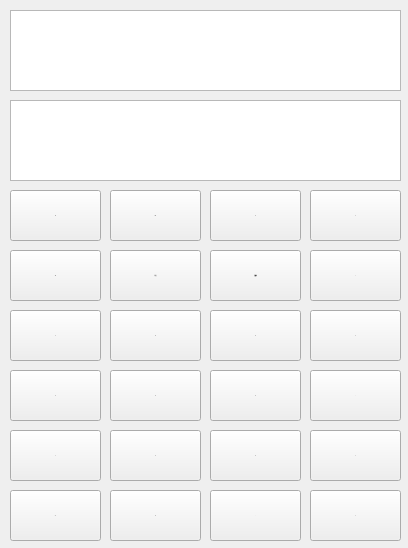
This is biaozhun.ui in xnylh12138/dgut as Qt 5 draws it before an edit. The edited form follows.
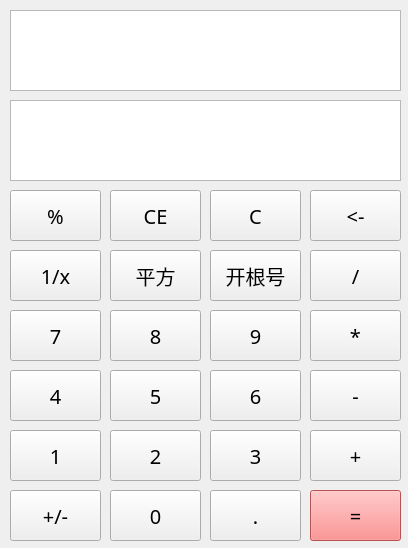
This is the edited form. Icons and pictures are not drawn.

The edit to the form file:
```diff
--- a/biaozhun.ui
+++ b/biaozhun.ui
@@ -28,599 +28,7 @@
    <string>拉胯计算器</string>
   </property>
   <property name="styleSheet">
-   <string notr="true">*{
-font:15px &quot;宋体&quot;;
-color: rgb(250, 250, 250);
-selection-background-color: rgb(255, 255, 255);/*选中文本*/
-selection-color: rgb(0, 0, 0);
-outline:none;/*焦点框*/
-}
-#centralWidget{
-background-color: rgb(80, 80, 80);
-border-bottom:5px solid rgb(20, 20, 20);
-}
-/*其他(控件公共样式在最后)*/
-
-/*tab 1中按钮示例*/
-#btnHoverOrange{
-border-color:rgb(255, 170, 0);
-}
-#btnPressOrange{
-color:black;
-border-color: rgb(128, 128, 128);
-background-color:rgb(255, 170, 0);
-}
-#btnHoverBlue{
-border-color:rgb(0, 170, 255);
-}
-#btnPressBlue{
-color:black;
-border-color: rgb(128, 128, 128);
-background-color:rgb(0, 170, 255);
-}
-/*tab 1中勾选框示例*/
-#checkHoverOrange{
-color: rgb(255, 170, 0);
-}
-#checkHoverOrange::indicator{
-border-image: url(:/img/check_orange.png);
-}
-#checkCheckOrange::indicator{
-border-image: url(:/img/checked_orange.png);
-}
-#checkHoverBlue{
-color: rgb(0, 170, 255);
-}
-#checkHoverBlue::indicator{
-border-image: url(:/img/check_blue.png);
-}
-#checkCheckBlue::indicator{
-border-image: url(:/img/checked_blue.png);
-}
-#checkHoverGreen{
-color: rgb(0, 255, 127);
-}
-#checkHoverGreen::indicator{
-border-image: url(:/img/check_green.png);
-}
-#checkCheckGreen::indicator{
-border-image: url(:/img/checked_green.png);
-}
-/*tab1 下拉框示例*/
-#comboHover{
-border:1px solid rgb(255, 170, 0);
-}
-#comboHover::down-arrow{
-border-image: url(:/img/down_orange.png);
-}
-/*tab 1编辑框示例*/
-#editHover{
-border:1px solid rgb(255, 170, 0);
-}
-/*tab 1数字框示例*/
-#spinHoverOrange{
-border:1px solid rgb(255, 170, 0);
-}
-#spinHoverOrange::up-button{
-border-image: url(:/img/up_orange.png);
-}
-#spinHoverBlue{
-border:1px solid rgb(0, 170, 255);
-}
-#spinHoverBlue::up-button{
-border-image: url(:/img/up_blue.png);
-}
-/*自定义按钮栏*/
-#toolBar{
-background-color: rgb(20, 20, 20);
-border-bottom:2px solid rgb(0, 170, 255);
-}
-#toolBar QPushButton{
-color: rgb(250, 250, 250);
-border:0;
-border-radius:0;
-background-color: transparent;
-}
-#toolBar QPushButton:hover{
-color:rgb(255, 170, 0);
-background-color: rgba(255, 255, 255, 50);
-}
-#toolBar QPushButton:pressed{
-background-color: rgba(255, 255, 255, 80);
-}
-QPushButton#btnSet{
-background-image: url(:/img/set_gray.png);
-background-repeat:no-repeat;
-background-position:center center;
-}
-QPushButton#btnSet:hover{
-background-image: url(:/img/set_orange.png);
-}
-QPushButton#btnMin{
-background-image: url(:/img/min_gray.png);
-background-repeat:no-repeat;
-background-position:center center;
-}
-QPushButton#btnMin:hover{
-background-image: url(:/img/min_orange.png);
-}
-QPushButton#btnMax{
-background-image: url(:/img/max_gray.png);
-background-repeat:no-repeat;
-background-position:center center;
-}
-QPushButton#btnMax:hover{
-background-image: url(:/img/max_orange.png);
-}
-QPushButton#btnClose{
-background-image: url(:/img/close_gray.png);
-background-repeat:no-repeat;
-background-position:center center;
-}
-QPushButton#btnClose:hover{
-background-image: url(:/img/close_red.png);
-}
-
-/*ToolBox*/
-QToolBox{
-background-color: rgb(80, 80, 80);/*背景色-空隙颜色*/
-border:1px solid rgb(128, 128, 128);
-}
-QToolBox QWidget{/*tab页*/
-background-color: rgb(80, 80, 80);
-}
-QToolBox&gt;QAbstractButton{/*标题栏*/
-min-height:30px;
-}
-QToolBox::tab{
-background-color:rgb(40, 40, 40);
-}
-QToolBox::tab:hover{
-color:black;
-background-color: rgb(255, 170, 0);
-}
-QToolBox::tab:selected{
-color:rgb(255, 170, 0);
-}
-QToolBox::tab:selected:hover{
-color:black;
-}
-/*分裂器*/
-QSplitter::handle{
-background-color: rgb(60, 60, 60);
-margin:2px;
-}
-/*滚动区域*/
-QScrollArea{
-border:0;
-background-color: transparent;
-}
-/*滚动条 */
-QScrollBar:vertical{/*竖向*/
-width:20px;
-padding:0 3px;
-margin:0;
-background-color:transparent;
-}
-QScrollBar::add-page:vertical,QScrollBar::sub-page:vertical{
-background-color: transparent;
-}
-QScrollBar::handle:vertical{
-width:10px;
-min-height:20px;
-margin:20px 0;
-background-color:rgb(100, 100, 100);
-}
-QScrollBar::handle:vertical:hover{
-background-color:rgb(150, 150, 150);
-}
-QScrollBar::add-line:vertical{
-height:20px;
-width:20px;
-subcontrol-position:bottom;
-border-image: url(:/img/down2_white.png);
-}
-QScrollBar::sub-line:vertical{
-height:20px;
-width:20px;
-subcontrol-position:top;
-border-image: url(:/img/up2_white.png);
-}
-QScrollBar::sub-line:vertical:hover{
-border-image: url(:/img/up2_orange.png);
-}
-QScrollBar::add-line:vertical:hover{
-border-image: url(:/img/down2_orange.png);
-}
-QScrollBar:horizontal{/*横向*/
-height:20px;
-padding:3px;
-margin:0;
-background-color:transparent;
-}
-QScrollBar::add-page:horizontal,QScrollBar::sub-page:horizontal{
-background-color: transparent;
-}
-QScrollBar::handle:horizontal{
-height:10px;
-min-width:20px;
-margin:0 20px;
-background-color:rgb(100, 100, 100);
-}
-QScrollBar::handle:horizontal:hover{
-background-color:rgb(150, 150, 150);
-}
-QScrollBar::add-line:horizontal{
-height:20px;
-width:20px;
-subcontrol-position:right;
-border-image: url(:/img/right2_white.png);
-}
-QScrollBar::sub-line:horizontal{
-height:20px;
-width:20px;
-subcontrol-position:left;
-border-image: url(:/img/left2_white.png);
-}
-QScrollBar::add-line:horizontal:hover{
-border-image: url(:/img/right2_orange.png);
-}
-QScrollBar::sub-line:horizontal:hover{
-border-image: url(:/img/left2_orange.png);
-}
-/*TabWidget*/
-QTabWidget{
-}
-QTabWidget&gt;QWidget&gt;QWidget{/*tab页*/
-background-color: rgb(80, 80, 80);
-}
-QTabWidget::tab-bar{
-alignment:left;/*tab位置*/
-}
-QTabWidget::pane { /*内容区域*/
-background-color: rgb(80, 80, 80);/*背景色-空隙颜色*/
-border:1px solid rgb(128, 128, 128);
-}
-QTabBar{
-color:white;
-background-color:transparent;
-}
-QTabBar::tab{/*页签*/
-min-height:30px;
-width:120px;
-border-top-left-radius:20px;
-border-bottom-right-radius:20px;
-margin-right:1px;
-margin-bottom:1px;
-background-color:rgb(40, 40, 40);
-}
-QTabBar::tab:hover{
-color:black;
-background-color: rgb(255, 170, 0);
-border-bottom-right-radius:0px;
-}
-QTabBar::tab:selected{
-color:rgb(255, 170, 0);
-border-bottom-right-radius:0px;
-}
-QTabBar::tab:selected:hover{
-color:black;
-}
-QTabBar::tear{/*选项过多时的。。。*/
-imag:;
-}
-QTabBar::scroller{
-width:60px;
-}
-/*文本框*/
-QTextEdit{
-color:white;
-border:1px solid rgb(128, 128, 128);
-background-color: rgb(90, 90, 90);
-}
-/*按钮*/
-QPushButton{
-color:rgb(250, 250, 250);
-border:1px solid rgb(128, 128, 128);
-background-color: rgb(40 ,40 ,40);
-border-radius:4px;
-}
-QPushButton:hover{
-border-color:rgb(255, 170, 0);
-}
-QPushButton:pressed{
-background-color: rgb(255, 170, 0);
-border-color: rgb(128, 128, 128);
-color:black;
-}
-QPushButton:checked{
-color: rgb(0, 255, 127);
-border-color: rgb(0, 255, 127);
-background-image: url(:/img/right3_green.png);
-background-repeat:no-repeat;
-background-position:center left;
-}
-QPushButton:disabled{
-color: rgb(230, 230, 230);
-background-color: rgb(150, 150, 150);
-}
-QPushButton:checked:pressed{
-color:black;
-}
-QPushButton:checked:disabled{
-color: rgb(230, 230, 230);
-border-color: rgb(128, 128, 128);
-background-color: rgb(150, 150, 150);
-background-image: url(:/img/right3_white.png);
-}
-/*勾选框*/
-QCheckBox{
-margin-left:5px;
-spacing:3px;/*点击框与文字距离*/
-color: rgb(250, 250, 250);
-}
-QCheckBox:hover{
-color: rgb(0, 255, 127);
-}
-QCheckBox:disabled{
-color: rgb(230, 230, 230);
-}
-QCheckBox::indicator{/*点击框*/
-width:20px;
-height:20px;
-}
-QCheckBox::indicator:unchecked{/*可添加未点击时点击区域图片*/
-border-image: url(:/img/check_white.png);
-}
-QCheckBox::indicator:unchecked:hover{
-border-image: url(:/img/check_green.png);
-}
-QCheckBox::indicator:unchecked:disabled{
-border-image: url(:/img/check_white.png);
-}
-QCheckBox::indicator:checked{/*点击时区域样式*/
-border-image: url(:/img/checked_green.png);
-}
-QCheckBox::indicator:checked:hover{
-border-image: url(:/img/checked_green.png);
-}
-QCheckBox::indicator:checked:disabled{
-border-image: url(:/img/checked_white.png);
-}
-QCheckBox::indicator:indeterminate{/*半选中状态*/
-}
-/*下拉列表*/
-QComboBox{
-padding-left: 5px;
-padding-right: 2px;
-color:rgb(250 ,250 ,250);
-border:1px solid rgb(128, 128, 128);
-background-color:  rgb(100 ,100 ,100);
-}
-QComboBox:hover{
-border:1px solid rgb(255, 170, 0);
-}
-QComboBox:disabled{
-color: rgb(230, 230, 230);
-background-color:rgb(150, 150, 150);
-}
-QComboBox:editable{
-background-color:rgb(100, 100, 100);
-}
-QComboBox:editable:disabled{
-background-color:rgb(150, 150, 150);
-}
-QComboBox QAbstractItemView{
-background-color:rgb(110, 110, 110);
-}
-QComboBox QAbstractItemView::item{/*需要代码中-&amp;gt;setView(new QListView(this));*/
-height:26px;
-font: 15px &quot;宋体&quot;;
-}
-QComboBox QAbstractItemView::item:hover{
-color:black;
-background-color: rgb(255, 170, 0);
-}
-QComboBox QAbstractItemView::item:selected{
-background-color: rgb(255, 170, 0);
-}
-QComboBox::drop-down {
-width:20px;
-height:20px;
-subcontrol-position: center right;
-right:2px;
-border:0;
-background-color:transparent;
-}
-QComboBox::down-arrow {/*替换三角小图标*/
-width:20px;
-height:20px;
-border-image: url(:/img/down_white.png);
-}
-QComboBox::down-arrow:hover {
-border-image: url(:/img/down_orange.png);
-}
-QComboBox::down-arrow:disabled {
-border-image: url(:/img/down2_white.png);
-}
-/*编辑框*/
-QLineEdit{
-padding: 0 5px;
-color: rgb(250 ,250 ,250);
-background-color: rgb(100, 100, 100);
-border:1px solid rgb(128, 128, 128);
-}
-QLineEdit:hover{
-border:1px solid rgb(255, 170, 0);
-}
-QLineEdit[readOnly=true],QLineEdit:disabled{
-color: rgb(230, 230, 230);
-background-color:rgb(150, 150, 150);
-}
-/*整数框*/
-QSpinBox{
-padding:0 5px;
-color: rgb(250, 250, 250);
-background-color:  rgb(100, 100, 100);
-border:1px solid rgb(128, 128, 128);
-}
-QSpinBox:hover{
-border:1px solid rgb(255, 170, 0);
-}
-QSpinBox:disabled{
-color: rgb(230, 230, 230);
-background-color:rgb(150, 150, 150);
-}
-QSpinBox[buttonSymbols=&quot;0&quot;]::up-button{/*显示按钮=0*/
-width:20px;
-height:14px;
-subcontrol-origin:border;
-subcontrol-position:top right;
-right:2px;
-top:2px;
-border-image: url(:/img/up_white.png);
-}
-QSpinBox::up-button:hover{
-border-image: url(:/img/up_orange.png);
-}
-QSpinBox::up-button:pressed{
-}
-QSpinBox[buttonSymbols=&quot;0&quot;]::down-button{
-width:20px;
-height:14px;
-subcontrol-origin:border;
-subcontrol-position:bottom right;
-right:2px;
-bottom:2px;
-border-image: url(:/img/down_white.png);
-}
-QSpinBox::down-button:hover{
-border-image: url(:/img/down_orange.png);
-}
-QSpinBox::down-button:pressed{
-}
-QSpinBox::up-button:disabled{
-border-image: url(:/img/up2_white.png);
-}
-QSpinBox::down-button:disabled{
-border-image: url(:/img/down2_white.png);
-}
-/*表头*/
-QHeaderView{
-font: 15px &quot;宋体&quot;;
-color:rgb(240, 240, 240);
-background-color: rgb(80, 80, 80);
-}
-QHeaderView::section:horizontal{/*横表头*/
-min-height:30px;
-border:0;
-border-bottom:1px solid rgb(0, 170, 255);
-background-color: rgb(60,60,60);
-}
-QHeaderView::section:vertical{/*竖表头*/
-min-width:60px;
-padding-left:15px;
-border:1px solid rgb(128, 128, 128);
-border-top:0;
-border-left:0;
-background-color: rgb(60, 60, 60);
-}
-QHeaderView::section{
-font: 15px &quot;宋体&quot;;
-text-align:center;
-}
-QHeaderView::section:hover{
-color:black;
-background-color: rgb(255, 170, 0);
-}
-QHeaderView::section:checked{/*不取消高亮*/
-font: 15px &quot;宋体&quot;;
-font-weight:normal;
-color: rgb(255, 170, 0);
-}
-QHeaderView::section:selected{
-font: 15px &quot;宋体&quot;;
-font-weight:normal;
-color: red;
-}
-QHeaderView::section:checked:hover{
-font-weight:normal;
-color: rgb(240, 240, 240);
-}
-QHeaderView::section:first{/*表头第一个位置*/
-}
-QHeaderView::down-arrow{/*图标用来排序的*/
-}
-QHeaderView::up-arrow{
-}
-/*表格*/
-QTableView{/*对齐方式代码设置*/
-border:1px solid rgb(128, 128, 128);
-gridline-color: rgb(128, 128, 128);/*网格线颜色*/
-background-color: rgb(80, 80, 80);
-}
-QTableView QTableCornerButton::section{/*表头左上*/
-background-color: rgb(60,60,60);
-border:0;
-border-bottom:1px solid rgb(0, 170, 255);
-}
-QTableView::item{/*表内容*/
-font: 15px &quot;宋体&quot;;
-color: rgb(250, 250, 250);
-background-color: rgb(80, 80, 80);
-}
-QTableView::item:selected{
-color:black;
-background-color: rgb(255, 170, 0);
-}
-QTableView::indicator{
-width: 20px;
-height: 20px;
-}
-QTableView::indicator:enabled:checked{
-image: ;
-}
-QTableView::indicator:enabled:unchecked{
-image: ;
-}
-/*菜单*/
-QPushButton::menu-indicator{/*setmenu*/
-image:none;
-}
-QMenu{
-border:1px solid rgb(128, 128, 128);
-background-color:rgb(70, 70, 70);
-margin:0px;
-padding:0px;
-}
-QMenu::item {
-margin:0px;
-padding:0 20 0 10px;
-font:15px &quot;宋体&quot;;
-min-height:26px;
-max-height:28px;
-color:rgb(240, 240, 240);
-background-color:rgb(70, 70, 70);
-}
-QSpacerItem{
-background-color: rgb(0, 255, 0);
-}
-QMenu::item:disabled{
-color:rgb(240, 240, 240);
-background-color:rgb(110, 110, 110);
-}
-QMenu::item:selected {
-color:black;
-background-color: rgb(255, 170, 0);
-}
-QMenu::item:selected:disabled{
-color:rgb(240, 240, 240);
-background-color:rgb(110, 110, 110);
-}
-QMenu::separator {/*分割线*/
-height: 1px;
-background: transparent;
-}</string>
+   <string notr="true">font-size:20px;</string>
   </property>
   <widget class="QWidget" name="centralWidget" native="true">
    <property name="geometry">
@@ -631,6 +39,15 @@
      <height>571</height>
     </rect>
    </property>
+   <property name="styleSheet">
+    <string notr="true">QPushButton {
+   
+    
+
+    box-shadow: 3px 3px 5px rgba(0, 0, 0, 0.5); /* 添加阴影效果 */
+}
+</string>
+   </property>
    <widget class="QPushButton" name="pushButton">
     <property name="geometry">
      <rect>
@@ -731,6 +148,9 @@
       <height>51</height>
      </rect>
     </property>
+    <property name="styleSheet">
+     <string notr="true">backgroudcolor:rgb(255, 255, 255)</string>
+    </property>
     <property name="text">
      <string>8</string>
     </property>
@@ -861,6 +281,9 @@
       <height>51</height>
      </rect>
     </property>
+    <property name="styleSheet">
+     <string notr="true">background-color:rgb(253, 116, 116)</string>
+    </property>
     <property name="text">
      <string>=</string>
     </property>
```
Left out of the diff: 1218 changed lines with no effect on the pictures.
